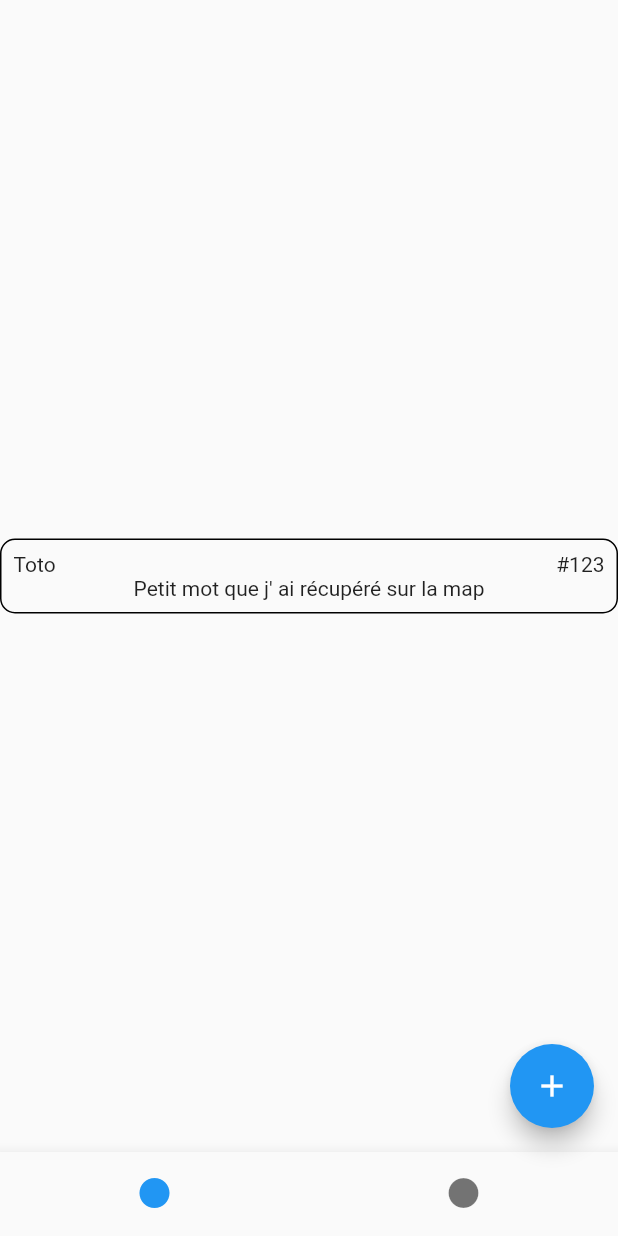
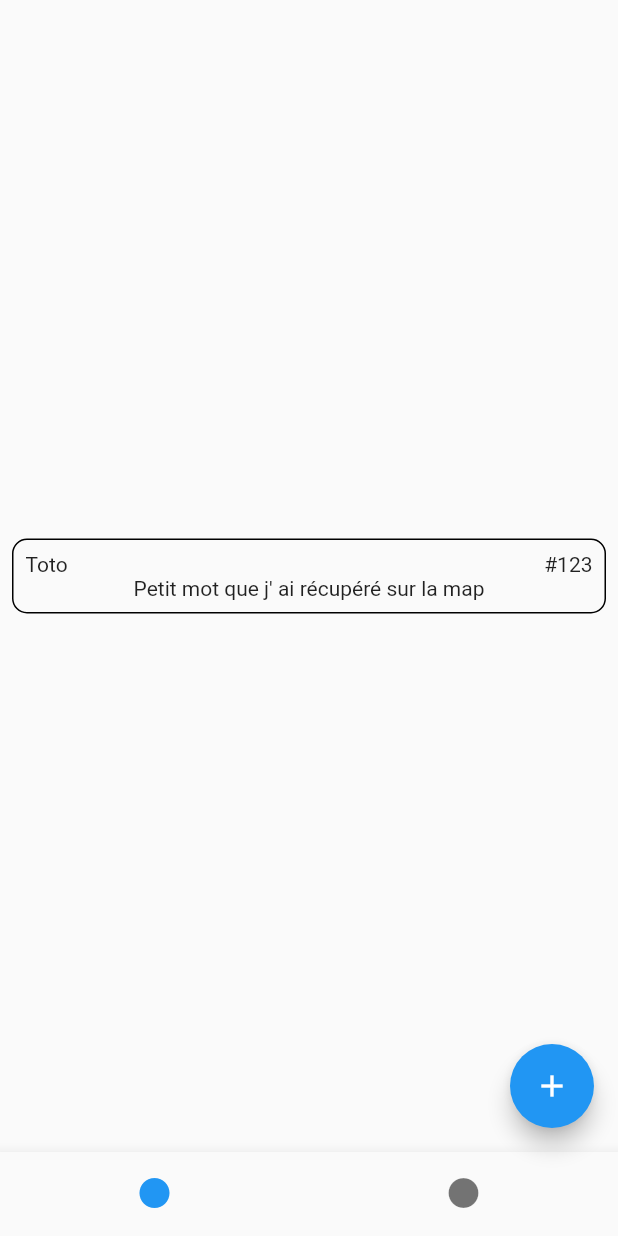
Before and after one commit to SilverSdt/littlewords, a Flutter app: the HomeRoute screen opened directly, on a phone screen of 412 x 824 dp. Run offline on Flutter 3.47's test engine with Material 2 defaults, Android fonts, the phone set to English and light mode, and no system bars; our stand-ins replace dio, flutter_riverpod, latlong2, location, shared_preferences, sqflite; accounts and stored records are empty.

```diff
--- a/lib/widgets/wordCard.dart
+++ b/lib/widgets/wordCard.dart
@@ -7,7 +7,10 @@ class WordCard extends StatelessWidget {
 
   @override
   Widget build(BuildContext context) {
-    return Container(
+    return Padding(
+      padding: const EdgeInsets.all(8.0),
+      child: Container(
+
         decoration: BoxDecoration(
           border: Border.all(color: Colors.black),
           borderRadius: BorderRadius.circular(10),
@@ -28,6 +31,7 @@ class WordCard extends StatelessWidget {
             ],
           ),
         ),
+      ),
     );
   }
 }
```
Lines whose indentation alone changed are shown as unchanged.
